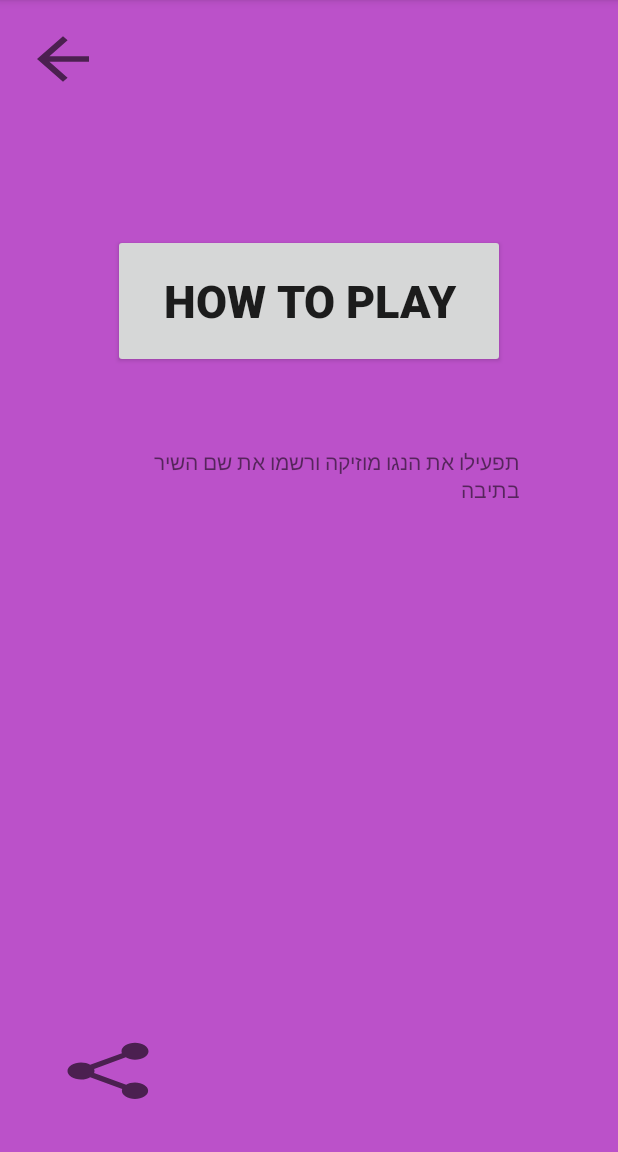
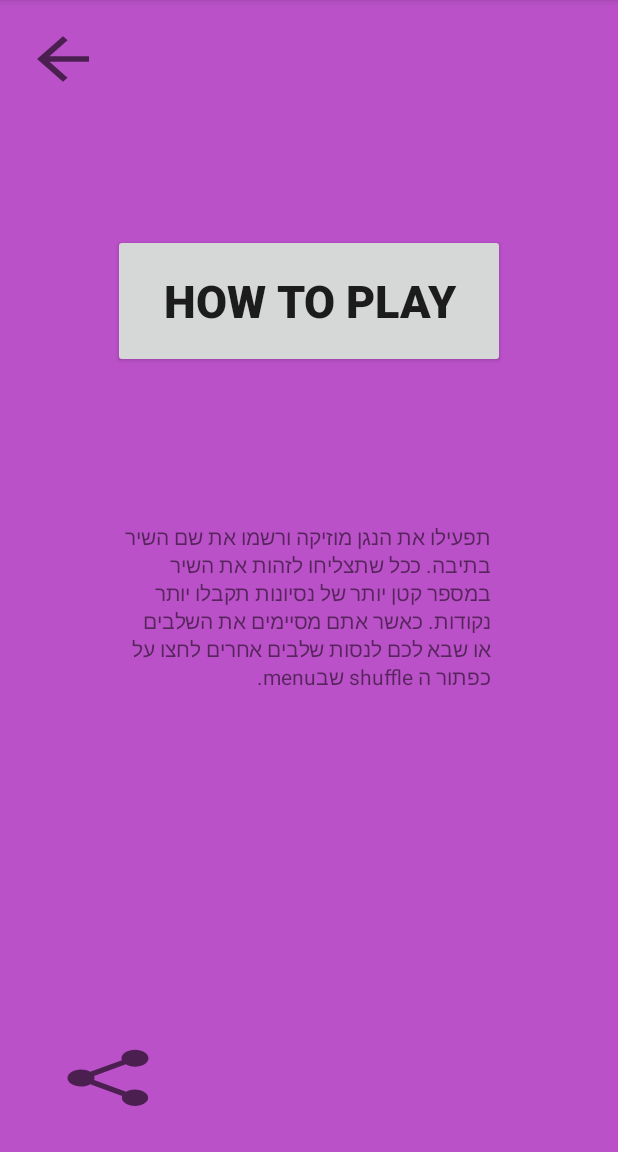
Before and after one commit to ofricachlon/Project, an Android app: the settingsActivity screen opened directly, with no data from a screen before it, after a tap on "HOW TO PLAY", on a phone screen of 412 x 824 dp, the part 84-1236 px from its top. Run offline under Robolectric (Android 15) with nearby library versions, the phone set to English and light mode, and no system bars.

Commit message:
work project. virsion 1.0

```diff
--- a/app/src/main/java/com/example/project10/Game.java
+++ b/app/src/main/java/com/example/project10/Game.java
@@ -15,7 +15,6 @@ public class Game {
 
     private final int MAX = 9;//גודל מאגר השירים של האפליקציה
     private final int current = 9;//מספר השירים שניתן לשחק איתם
-    private final int HUGE_NUM=123123;
     public Game() {
         hiphopMagar = new Song[MAX];
         hiphopMagar[0] = new Song("פרפר", "עטר מיינר", 1, R.raw.song1p1, R.raw.song1p2, R.raw.song1p3);
@@ -82,7 +81,7 @@ public class Game {
                 }
                 numbers.add(next);
                 israeliSongs[i]=israeliMagar[next];
-                israeliSongs[i].setNumlevel(i+1);
+                israeliSongs[i].setNumlevel(i+10);
             }
             return israeliSongs;
         }
--- a/app/src/main/java/com/example/project10/Level.java
+++ b/app/src/main/java/com/example/project10/Level.java
@@ -280,8 +280,6 @@ public class Level extends AppCompatActivity implements View.OnClickListener, Po
                 new AlertDialog.Builder(this).setMessage("The cost for this clue is 50").setCancelable(true).setPositiveButton("OK", new DialogInterface.OnClickListener()
                 {
                     public void onClick(DialogInterface dialog, int id) {
-                        int count = 0;
-                        int countspace=0;
                         String s = "(";
                         if (score.getInt("score", 0) >= 50) {
                             String[] arr = SongName.split(" ");
@@ -291,6 +289,7 @@ public class Level extends AppCompatActivity implements View.OnClickListener, Po
 
                                 if (i < arr.length-1)
                                     s += ",";
+
                             }
 
                             s += ")";
--- a/app/src/main/java/com/example/project10/Levels.java
+++ b/app/src/main/java/com/example/project10/Levels.java
@@ -149,7 +149,7 @@ public class Levels extends AppCompatActivity implements View.OnClickListener {
        if(id==R.id.Shuffle){
 
            new AlertDialog.Builder(this)
-                   .setMessage("\"Are you sure you want to shuffle all the songs?, warning: all the songs are will shuffle.\"").setCancelable(true).setPositiveButton("Yes", new DialogInterface.OnClickListener()
+                   .setMessage("Are you sure you want to shuffle all the songs? warning: all the songs are will shuffle.").setCancelable(true).setPositiveButton("Yes", new DialogInterface.OnClickListener()
            {
                        public void onClick(DialogInterface dialog, int id) {
                            songs=game.Shuffle(1);
--- a/app/src/main/java/com/example/project10/LevelsP2.java
+++ b/app/src/main/java/com/example/project10/LevelsP2.java
@@ -100,7 +100,7 @@ public class LevelsP2 extends AppCompatActivity implements View.OnClickListener
                     .setMessage("Are you sure you want to shuffle all the songs?, warning: all the songs are will shuffle.").setCancelable(true).setPositiveButton("Yes", new DialogInterface.OnClickListener()
             {
                 public void onClick(DialogInterface dialog, int id) {
-                    songs=game.Shuffle(1);
+                    songs=game.Shuffle(2);
                     SharedPreferences.Editor leveledit=buildLevelsp2.edit();
                     Gson gson=new Gson();
                     String json=gson.toJson(songs);
@@ -126,9 +126,7 @@ public class LevelsP2 extends AppCompatActivity implements View.OnClickListener
                 }
             }).setNegativeButton("No", null).show();
         }
-//        if(id==R.id.points){
-//          item.setTitle("points: "+score.getInt("score",0));
-//        }
+
         return true;
     }
     @Override
--- a/app/src/main/res/layout/activity_settings.xml
+++ b/app/src/main/res/layout/activity_settings.xml
@@ -34,15 +34,16 @@
 
     <TextView
         android:id="@+id/horaot"
-        android:layout_width="262dp"
-        android:layout_height="298dp"
+        android:layout_width="244dp"
+        android:layout_height="266dp"
         android:layout_marginBottom="120dp"
-        android:text="תפעילו את הנגו מוזיקה ורשמו את שם השיר בתיבה"
+        android:text="תפעילו את הנגן מוזיקה ורשמו את שם השיר בתיבה. ככל שתצליחו לזהות את השיר במספר קטן יותר של נסיונות תקבלו יותר נקודות. כאשר אתם מסיימים את השלבים או שבא לכם לנסות שלבים אחרים לחצו על כפתור ה shuffle שבmenu. "
         app:layout_constraintBottom_toBottomOf="parent"
         app:layout_constraintEnd_toEndOf="parent"
-        app:layout_constraintHorizontal_bias="0.563"
+        app:layout_constraintHorizontal_bias="0.497"
         app:layout_constraintStart_toStartOf="parent"
-        app:layout_constraintTop_toBottomOf="@+id/howtoplaybtn" />
+        app:layout_constraintTop_toBottomOf="@+id/howtoplaybtn"
+        app:layout_constraintVertical_bias="0.75" />
 
     <Button
         android:id="@+id/Sheresettings"
```
